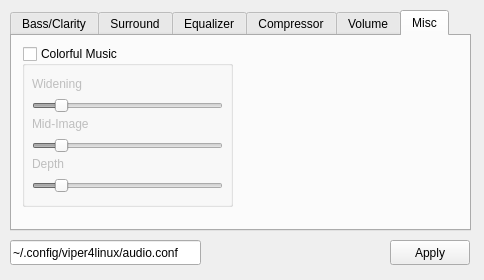
Audio4Linux/Viper4Linux-GUI, file mainwindow.ui: the form before one commit.
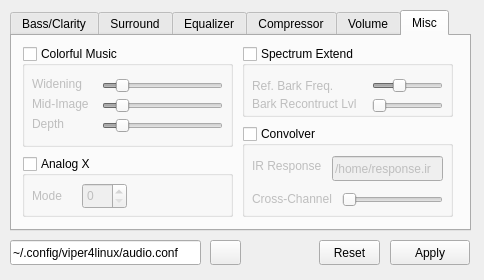
The form after the commit. The open tabs and pages were chosen to show the change. Icons and pictures are not drawn.

Commit message: Added Config Parser Added Label to display current slider-state

Diff of the .ui file:
```diff
--- a/mainwindow.ui
+++ b/mainwindow.ui
@@ -1643,7 +1643,7 @@
         <x>10</x>
         <y>10</y>
         <width>211</width>
-        <height>161</height>
+        <height>101</height>
        </rect>
       </property>
       <property name="title">
@@ -1658,9 +1658,9 @@
       <widget class="QSlider" name="colmwide">
        <property name="geometry">
         <rect>
-         <x>10</x>
-         <y>50</y>
-         <width>191</width>
+         <x>80</x>
+         <y>30</y>
+         <width>121</width>
          <height>20</height>
         </rect>
        </property>
@@ -1700,7 +1700,7 @@
        <property name="geometry">
         <rect>
          <x>10</x>
-         <y>70</y>
+         <y>50</y>
          <width>91</width>
          <height>16</height>
         </rect>
@@ -1712,9 +1712,9 @@
       <widget class="QSlider" name="colmmidimg">
        <property name="geometry">
         <rect>
-         <x>10</x>
-         <y>90</y>
-         <width>191</width>
+         <x>80</x>
+         <y>50</y>
+         <width>121</width>
          <height>20</height>
         </rect>
        </property>
@@ -1741,7 +1741,7 @@
        <property name="geometry">
         <rect>
          <x>10</x>
-         <y>110</y>
+         <y>70</y>
          <width>91</width>
          <height>16</height>
         </rect>
@@ -1753,9 +1753,9 @@
       <widget class="QSlider" name="colmdepth">
        <property name="geometry">
         <rect>
-         <x>10</x>
-         <y>130</y>
-         <width>191</width>
+         <x>80</x>
+         <y>70</y>
+         <width>121</width>
          <height>20</height>
         </rect>
        </property>
@@ -1779,6 +1779,223 @@
        </property>
       </widget>
      </widget>
+     <widget class="QGroupBox" name="vse">
+      <property name="geometry">
+       <rect>
+        <x>230</x>
+        <y>10</y>
+        <width>211</width>
+        <height>71</height>
+       </rect>
+      </property>
+      <property name="title">
+       <string>Spectrum Extend</string>
+      </property>
+      <property name="checkable">
+       <bool>true</bool>
+      </property>
+      <property name="checked">
+       <bool>false</bool>
+      </property>
+      <widget class="QLabel" name="label_17">
+       <property name="geometry">
+        <rect>
+         <x>10</x>
+         <y>32</y>
+         <width>91</width>
+         <height>16</height>
+        </rect>
+       </property>
+       <property name="text">
+        <string>Ref. Bark Freq.</string>
+       </property>
+      </widget>
+      <widget class="QSlider" name="barkfreq">
+       <property name="geometry">
+        <rect>
+         <x>130</x>
+         <y>30</y>
+         <width>71</width>
+         <height>20</height>
+        </rect>
+       </property>
+       <property name="minimum">
+        <number>800</number>
+       </property>
+       <property name="maximum">
+        <number>20000</number>
+       </property>
+       <property name="value">
+        <number>7600</number>
+       </property>
+       <property name="tracking">
+        <bool>true</bool>
+       </property>
+       <property name="orientation">
+        <enum>Qt::Horizontal</enum>
+       </property>
+       <property name="invertedControls">
+        <bool>false</bool>
+       </property>
+      </widget>
+      <widget class="QLabel" name="label_25">
+       <property name="geometry">
+        <rect>
+         <x>10</x>
+         <y>50</y>
+         <width>121</width>
+         <height>16</height>
+        </rect>
+       </property>
+       <property name="text">
+        <string>Bark Recontruct Lvl</string>
+       </property>
+      </widget>
+      <widget class="QSlider" name="barkcon">
+       <property name="geometry">
+        <rect>
+         <x>130</x>
+         <y>50</y>
+         <width>71</width>
+         <height>20</height>
+        </rect>
+       </property>
+       <property name="minimum">
+        <number>10</number>
+       </property>
+       <property name="maximum">
+        <number>100</number>
+       </property>
+       <property name="value">
+        <number>10</number>
+       </property>
+       <property name="tracking">
+        <bool>true</bool>
+       </property>
+       <property name="orientation">
+        <enum>Qt::Horizontal</enum>
+       </property>
+       <property name="invertedControls">
+        <bool>false</bool>
+       </property>
+      </widget>
+     </widget>
+     <widget class="QGroupBox" name="conv">
+      <property name="geometry">
+       <rect>
+        <x>230</x>
+        <y>90</y>
+        <width>211</width>
+        <height>91</height>
+       </rect>
+      </property>
+      <property name="title">
+       <string>Convolver</string>
+      </property>
+      <property name="checkable">
+       <bool>true</bool>
+      </property>
+      <property name="checked">
+       <bool>false</bool>
+      </property>
+      <widget class="QLabel" name="label_23">
+       <property name="geometry">
+        <rect>
+         <x>10</x>
+         <y>32</y>
+         <width>81</width>
+         <height>16</height>
+        </rect>
+       </property>
+       <property name="text">
+        <string>IR Response</string>
+       </property>
+      </widget>
+      <widget class="QLineEdit" name="convpath">
+       <property name="geometry">
+        <rect>
+         <x>90</x>
+         <y>30</y>
+         <width>111</width>
+         <height>25</height>
+        </rect>
+       </property>
+       <property name="text">
+        <string>/home/response.ir</string>
+       </property>
+      </widget>
+      <widget class="QLabel" name="label_26">
+       <property name="geometry">
+        <rect>
+         <x>10</x>
+         <y>65</y>
+         <width>91</width>
+         <height>16</height>
+        </rect>
+       </property>
+       <property name="text">
+        <string>Cross-Channel</string>
+       </property>
+      </widget>
+      <widget class="QSlider" name="convcc">
+       <property name="geometry">
+        <rect>
+         <x>100</x>
+         <y>64</y>
+         <width>101</width>
+         <height>20</height>
+        </rect>
+       </property>
+       <property name="orientation">
+        <enum>Qt::Horizontal</enum>
+       </property>
+      </widget>
+     </widget>
+     <widget class="QGroupBox" name="ax">
+      <property name="geometry">
+       <rect>
+        <x>10</x>
+        <y>120</y>
+        <width>211</width>
+        <height>61</height>
+       </rect>
+      </property>
+      <property name="title">
+       <string>Analog X</string>
+      </property>
+      <property name="checkable">
+       <bool>true</bool>
+      </property>
+      <property name="checked">
+       <bool>false</bool>
+      </property>
+      <widget class="QLabel" name="label_24">
+       <property name="geometry">
+        <rect>
+         <x>10</x>
+         <y>32</y>
+         <width>51</width>
+         <height>16</height>
+        </rect>
+       </property>
+       <property name="text">
+        <string>Mode</string>
+       </property>
+      </widget>
+      <widget class="QSpinBox" name="axmode">
+       <property name="geometry">
+        <rect>
+         <x>60</x>
+         <y>27</y>
+         <width>45</width>
+         <height>26</height>
+        </rect>
+       </property>
+       <property name="maximum">
+        <number>2</number>
+       </property>
+      </widget>
+     </widget>
     </widget>
    </widget>
    <widget class="QPushButton" name="apply">
@@ -1814,6 +2031,53 @@
      <string>Path to V4L Configuration File</string>
     </property>
    </widget>
+   <widget class="QPushButton" name="reset">
+    <property name="geometry">
+     <rect>
+      <x>319</x>
+      <y>240</y>
+      <width>61</width>
+      <height>25</height>
+     </rect>
+    </property>
+    <property name="text">
+     <string>Reset</string>
+    </property>
+    <property name="icon">
+     <iconset theme="ok">
+      <normaloff>.</normaloff>.</iconset>
+    </property>
+   </widget>
+   <widget class="QPushButton" name="reload">
+    <property name="geometry">
+     <rect>
+      <x>210</x>
+      <y>240</y>
+      <width>31</width>
+      <height>25</height>
+     </rect>
+    </property>
+    <property name="text">
+     <string/>
+    </property>
+    <property name="icon">
+     <iconset>
+      <normaloff>../baseline-refresh-24px.svg</normaloff>../baseline-refresh-24px.svg</iconset>
+    </property>
+   </widget>
+   <widget class="QLabel" name="info">
+    <property name="geometry">
+     <rect>
+      <x>250</x>
+      <y>242</y>
+      <width>61</width>
+      <height>21</height>
+     </rect>
+    </property>
+    <property name="text">
+     <string/>
+    </property>
+   </widget>
   </widget>
  </widget>
  <layoutdefault spacing="6" margin="11"/>
```
Left out of the diff: 112 changed lines with no effect on the pictures. The commit also changes 5 other files.
